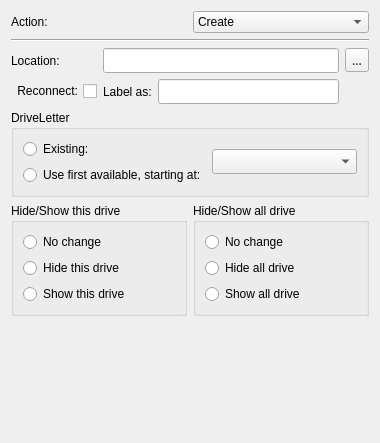
Qt form src/apps/mvvm-folders/drives/driveswidget.ui (august-alt/policy-preferences-editor-prototype) before a commit.
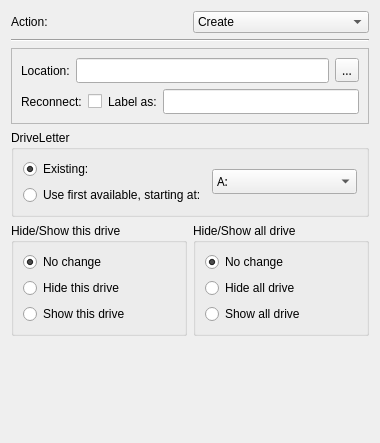
The same form after that commit.

Diff of the .ui file:
```diff
--- a/src/apps/mvvm-folders/drives/driveswidget.ui
+++ b/src/apps/mvvm-folders/drives/driveswidget.ui
@@ -27,6 +27,12 @@
           <property name="text">
            <string>No change</string>
           </property>
+          <property name="checked">
+           <bool>true</bool>
+          </property>
+          <attribute name="buttonGroup">
+           <string notr="true">thisButtonGroup</string>
+          </attribute>
          </widget>
         </item>
         <item>
@@ -57,6 +63,12 @@
           <property name="text">
            <string>No change</string>
           </property>
+          <property name="checked">
+           <bool>true</bool>
+          </property>
+          <attribute name="buttonGroup">
+           <string notr="true">allButtonGroup</string>
+          </attribute>
          </widget>
         </item>
         <item>
@@ -114,79 +126,6 @@
      </item>
     </layout>
    </item>
-   <item row="2" column="0">
-    <layout class="QGridLayout" name="gridLayout">
-     <item row="1" column="0">
-      <widget class="QCheckBox" name="reconnectCheckBox">
-       <property name="layoutDirection">
-        <enum>Qt::RightToLeft</enum>
-       </property>
-       <property name="autoFillBackground">
-        <bool>false</bool>
-       </property>
-       <property name="text">
-        <string>Reconnect:</string>
-       </property>
-      </widget>
-     </item>
-     <item row="0" column="0">
-      <widget class="QLabel" name="pathLabel">
-       <property name="text">
-        <string>Location:</string>
-       </property>
-       <property name="buddy">
-        <cstring>pathLineEdit</cstring>
-       </property>
-      </widget>
-     </item>
-     <item row="1" column="1">
-      <widget class="QLabel" name="labelLabel">
-       <property name="text">
-        <string>Label as:</string>
-       </property>
-       <property name="buddy">
-        <cstring>labelLineEdit</cstring>
-       </property>
-      </widget>
-     </item>
-     <item row="1" column="2">
-      <widget class="QLineEdit" name="labelLineEdit">
-       <property name="font">
-        <font>
-         <family>Sans Serif</family>
-        </font>
-       </property>
-       <property name="text">
-        <string/>
-       </property>
-      </widget>
-     </item>
-     <item row="0" column="3">
-      <widget class="QToolButton" name="pathToolButton">
-       <property name="font">
-        <font>
-         <family>Sans Serif</family>
-        </font>
-       </property>
-       <property name="text">
-        <string>...</string>
-       </property>
-      </widget>
-     </item>
-     <item row="0" column="1" colspan="2">
-      <widget class="QLineEdit" name="pathLineEdit">
-       <property name="font">
-        <font>
-         <family>Sans Serif</family>
-        </font>
-       </property>
-       <property name="text">
-        <string/>
-       </property>
-      </widget>
-     </item>
-    </layout>
-   </item>
    <item row="1" column="0">
     <widget class="Line" name="line">
      <property name="font">
@@ -215,6 +154,12 @@
             <property name="text">
              <string>Existing:</string>
             </property>
+            <property name="checked">
+             <bool>true</bool>
+            </property>
+            <attribute name="buttonGroup">
+             <string notr="true">driveButtonGroup</string>
+            </attribute>
            </widget>
           </item>
           <item>
@@ -235,8 +180,138 @@
            </font>
           </property>
           <property name="currentText">
-           <string/>
+           <string>A:</string>
           </property>
+          <item>
+           <property name="text">
+            <string>A:</string>
+           </property>
+          </item>
+          <item>
+           <property name="text">
+            <string>B:</string>
+           </property>
+          </item>
+          <item>
+           <property name="text">
+            <string>C:</string>
+           </property>
+          </item>
+          <item>
+           <property name="text">
+            <string>D:</string>
+           </property>
+          </item>
+          <item>
+           <property name="text">
+            <string>E:</string>
+           </property>
+          </item>
+          <item>
+           <property name="text">
+            <string>F:</string>
+           </property>
+          </item>
+          <item>
+           <property name="text">
+            <string>G:</string>
+           </property>
+          </item>
+          <item>
+           <property name="text">
+            <string>H:</string>
+           </property>
+          </item>
+          <item>
+           <property name="text">
+            <string>I:</string>
+           </property>
+          </item>
+          <item>
+           <property name="text">
+            <string>J:</string>
+           </property>
+          </item>
+          <item>
+           <property name="text">
+            <string>K:</string>
+           </property>
+          </item>
+          <item>
+           <property name="text">
+            <string>L:</string>
+           </property>
+          </item>
+          <item>
+           <property name="text">
+            <string>M:</string>
+           </property>
+          </item>
+          <item>
+           <property name="text">
+            <string>N:</string>
+           </property>
+          </item>
+          <item>
+           <property name="text">
+            <string>O:</string>
+           </property>
+          </item>
+          <item>
+           <property name="text">
+            <string>P:</string>
+           </property>
+          </item>
+          <item>
+           <property name="text">
+            <string>Q:</string>
+           </property>
+          </item>
+          <item>
+           <property name="text">
+            <string>R:</string>
+           </property>
+          </item>
+          <item>
+           <property name="text">
+            <string>S:</string>
+           </property>
+          </item>
+          <item>
+           <property name="text">
+            <string>T:</string>
+           </property>
+          </item>
+          <item>
+           <property name="text">
+            <string>U:</string>
+           </property>
+          </item>
+          <item>
+           <property name="text">
+            <string>V:</string>
+           </property>
+          </item>
+          <item>
+           <property name="text">
+            <string>W:</string>
+           </property>
+          </item>
+          <item>
+           <property name="text">
+            <string>X:</string>
+           </property>
+          </item>
+          <item>
+           <property name="text">
+            <string>Y:</string>
+           </property>
+          </item>
+          <item>
+           <property name="text">
+            <string>Z:</string>
+           </property>
+          </item>
          </widget>
         </item>
        </layout>
@@ -257,6 +332,105 @@
      </property>
     </spacer>
    </item>
+   <item row="2" column="0">
+    <widget class="QFrame" name="locationFrame">
+     <property name="frameShape">
+      <enum>QFrame::StyledPanel</enum>
+     </property>
+     <layout class="QVBoxLayout" name="verticalLayout_5">
+      <item>
+       <layout class="QHBoxLayout" name="horizontalLayout_5">
+        <item>
+         <widget class="QLabel" name="pathLabel">
+          <property name="text">
+           <string>Location:</string>
+          </property>
+         </widget>
+        </item>
+        <item>
+         <widget class="QLineEdit" name="pathLineEdit">
+          <property name="sizePolicy">
+           <sizepolicy hsizetype="MinimumExpanding" vsizetype="Fixed">
+            <horstretch>0</horstretch>
+            <verstretch>0</verstretch>
+           </sizepolicy>
+          </property>
+          <property name="minimumSize">
+           <size>
+            <width>180</width>
+            <height>0</height>
+           </size>
+          </property>
+          <property name="font">
+           <font>
+            <family>Sans Serif</family>
+           </font>
+          </property>
+          <property name="text">
+           <string/>
+          </property>
+         </widget>
+        </item>
+        <item>
+         <widget class="QToolButton" name="pathToolButton">
+          <property name="font">
+           <font>
+            <family>Sans Serif</family>
+           </font>
+          </property>
+          <property name="text">
+           <string>...</string>
+          </property>
+         </widget>
+        </item>
+       </layout>
+      </item>
+      <item>
+       <layout class="QHBoxLayout" name="horizontalLayout_3">
+        <item>
+         <widget class="QLabel" name="pathLabel_2">
+          <property name="text">
+           <string>Reconnect:</string>
+          </property>
+         </widget>
+        </item>
+        <item>
+         <widget class="QCheckBox" name="reconnectCheckBox">
+          <property name="layoutDirection">
+           <enum>Qt::RightToLeft</enum>
+          </property>
+          <property name="autoFillBackground">
+           <bool>false</bool>
+          </property>
+          <property name="text">
+           <string/>
+          </property>
+         </widget>
+        </item>
+        <item>
+         <widget class="QLabel" name="labelLabel">
+          <property name="text">
+           <string>Label as:</string>
+          </property>
+         </widget>
+        </item>
+        <item>
+         <widget class="QLineEdit" name="labelLineEdit">
+          <property name="font">
+           <font>
+            <family>Sans Serif</family>
+           </font>
+          </property>
+          <property name="text">
+           <string/>
+          </property>
+         </widget>
+        </item>
+       </layout>
+      </item>
+     </layout>
+    </widget>
+   </item>
   </layout>
  </widget>
  <resources/>
```
Left out of the diff: 33 changed lines with no effect on the pictures.
